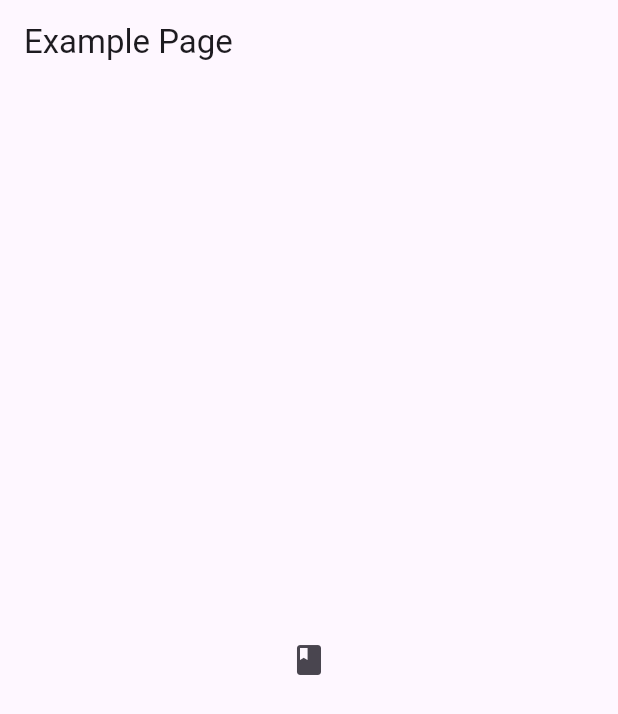
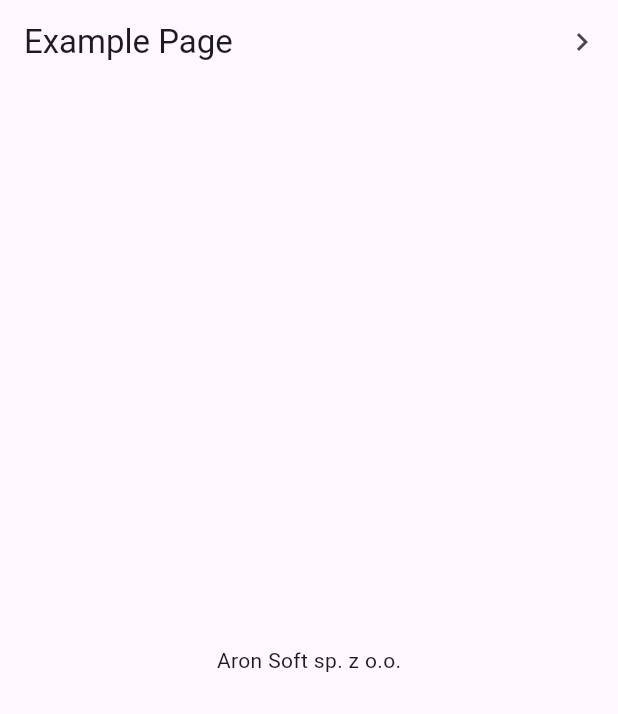
Before and after one commit to arononak/git_stamp, a Flutter app: the screen it shows after launch, on a phone screen of 412 x 824 dp. Shown: the top 714 px of the screen. Run offline on Flutter 3.47's test engine with Material 3 defaults, Android fonts, the phone set to English and light mode, and no system bars.

Commit message:
Example update

```diff
--- a/example/lib/main.dart
+++ b/example/lib/main.dart
@@ -9,7 +9,11 @@ class ExampleApp extends StatelessWidget {
   @override
   Widget build(BuildContext context) {
     return MaterialApp(
+      debugShowCheckedModeBanner: false,
       home: ExamplePage(),
+      theme: ThemeData(useMaterial3: true),
+      darkTheme: ThemeData.dark(useMaterial3: true),
+      themeMode: ThemeMode.system,
     );
   }
 }
@@ -20,13 +24,14 @@ class ExamplePage extends StatelessWidget {
     return Scaffold(
       appBar: AppBar(
         title: Text('Example Page'),
+        actions: [
+          IconButton(
+            onPressed: () => showGitStampPage(context: context),
+            icon: const Icon(Icons.navigate_next),
+          ),
+        ],
       ),
-      body: Center(
-        child: IconButton(
-          onPressed: () => showGitStampPage(context: context),
-          icon: const Icon(Icons.book),
-        ),
-      ),
+      body: Center(child: Text('Aron Soft sp. z o.o.')),
     );
   }
 }
--- a/example/pubspec.yaml
+++ b/example/pubspec.yaml
@@ -9,7 +9,10 @@ dependencies:
   flutter:
     sdk: flutter
 dev_dependencies:
-  git_stamp: ^1.0.0
+  git_stamp:
+    git:
+      url: https://github.com/arononak/git_stamp
+      ref: a1e62f0e8033cb6f87c18b5a98000feefb501729
   flutter_driver:
     sdk: flutter
   flutter_test:
```
